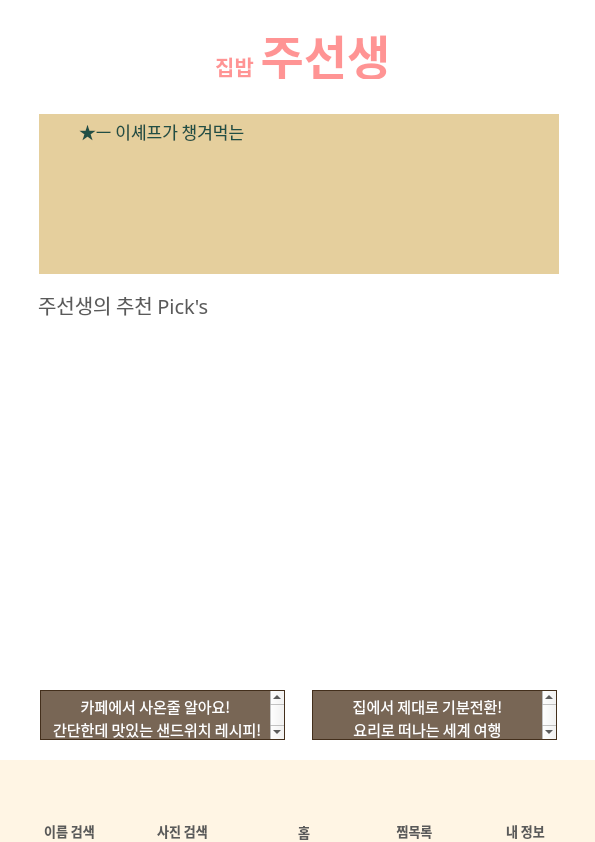
First picture: the form in UI/MainPage.ui, repository gimmjuu/AIHomeMadeChef, before the edit.
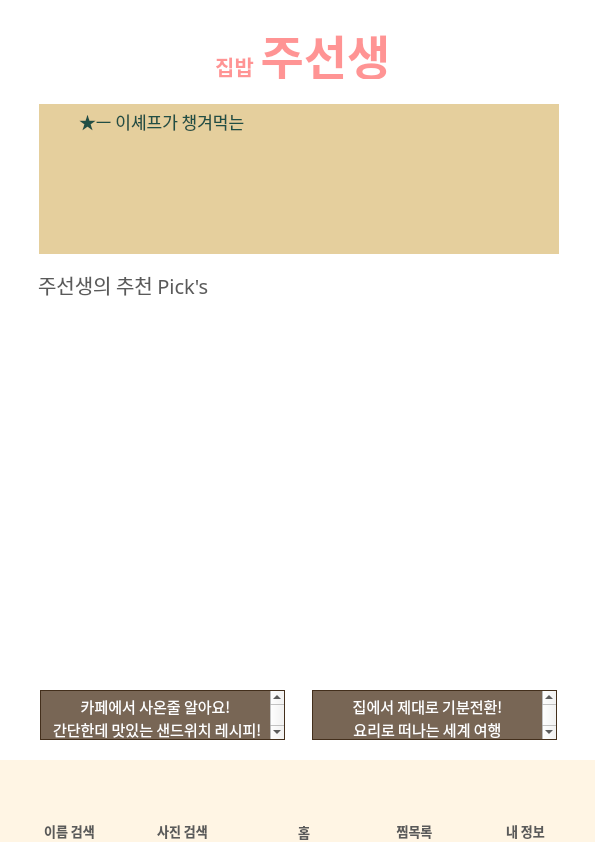
Second picture: the form after the edit. The open tabs and pages were chosen to show the change. Icons and pictures are not drawn.

Diff of the .ui file:
```diff
--- a/UI/MainPage.ui
+++ b/UI/MainPage.ui
@@ -1789,7 +1789,7 @@
         <property name="geometry">
          <rect>
           <x>42</x>
-          <y>252</y>
+          <y>230</y>
           <width>515</width>
           <height>140</height>
          </rect>
@@ -1869,7 +1869,7 @@
         <property name="geometry">
          <rect>
           <x>38</x>
-          <y>205</y>
+          <y>185</y>
           <width>201</width>
           <height>41</height>
          </rect>
@@ -1891,9 +1891,9 @@
         <property name="geometry">
          <rect>
           <x>39</x>
-          <y>35</y>
+          <y>25</y>
           <width>520</width>
-          <height>160</height>
+          <height>150</height>
          </rect>
         </property>
         <property name="currentIndex">
@@ -2073,7 +2073,7 @@
             <x>0</x>
             <y>0</y>
             <width>520</width>
-            <height>160</height>
+            <height>150</height>
            </rect>
           </property>
           <property name="styleSheet">
@@ -2102,7 +2102,7 @@
            <property name="geometry">
             <rect>
              <x>330</x>
-             <y>20</y>
+             <y>8</y>
              <width>161</width>
              <height>141</height>
             </rect>
```
Left out of the diff: 8 changed lines with no effect on the pictures.
